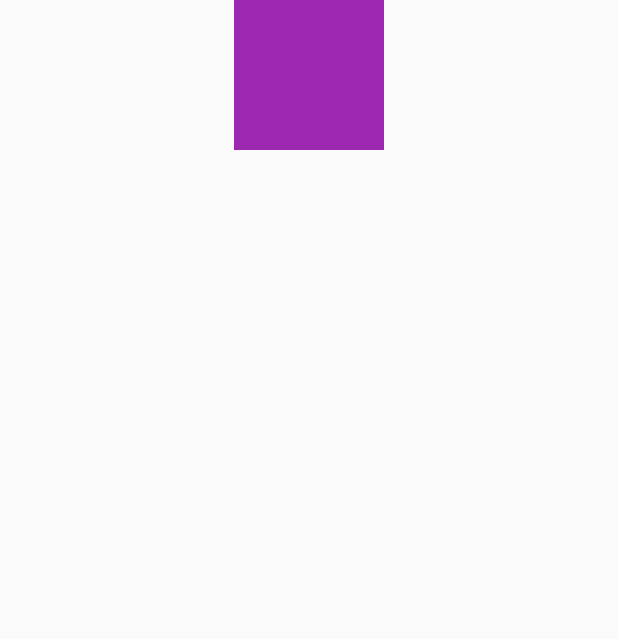
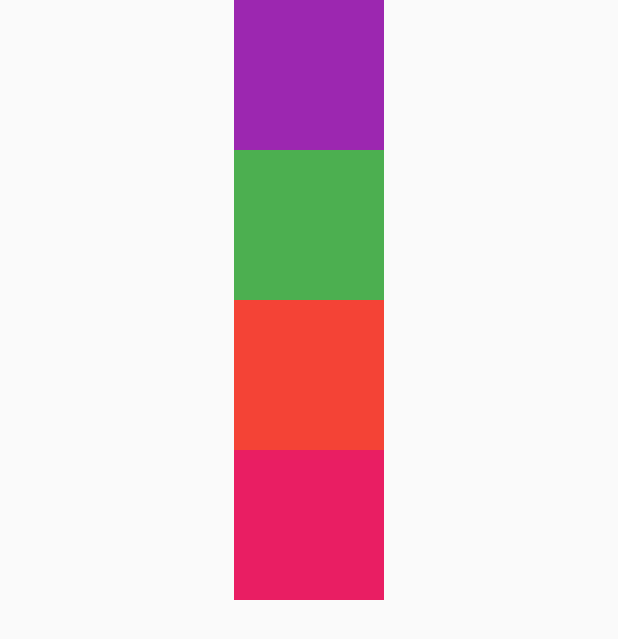
Before and after one commit to Haroon-Zafar/practiceFlutter, a Flutter app: the screen it shows after launch, on a phone screen of 412 x 824 dp. Shown: the top 639 px of the screen. Run offline on Flutter 3.47's test engine with Material 2 defaults, Android fonts, the phone set to English and light mode, and no system bars.

Commit message:
Passing children inside Column()

```diff
--- a/lib/main.dart
+++ b/lib/main.dart
@@ -19,6 +19,21 @@ class MyApp extends StatelessWidget {
                 width: 100,
                 color: Colors.purple,
               ),
+              Container(
+                height: 100,
+                width: 100,
+                color: Colors.green,
+              ),
+              Container(
+                height: 100,
+                width: 100,
+                color: Colors.red,
+              ),
+              Container(
+                height: 100,
+                width: 100,
+                color: Colors.pink,
+              ),
             ],
           ),
         ),
```
